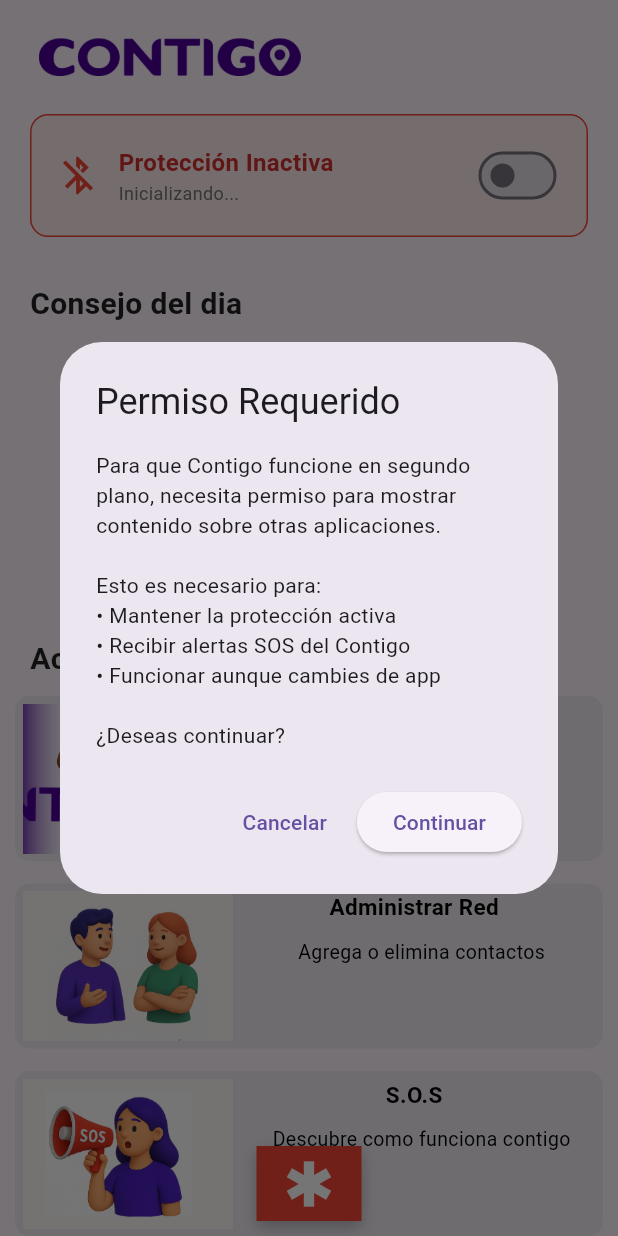
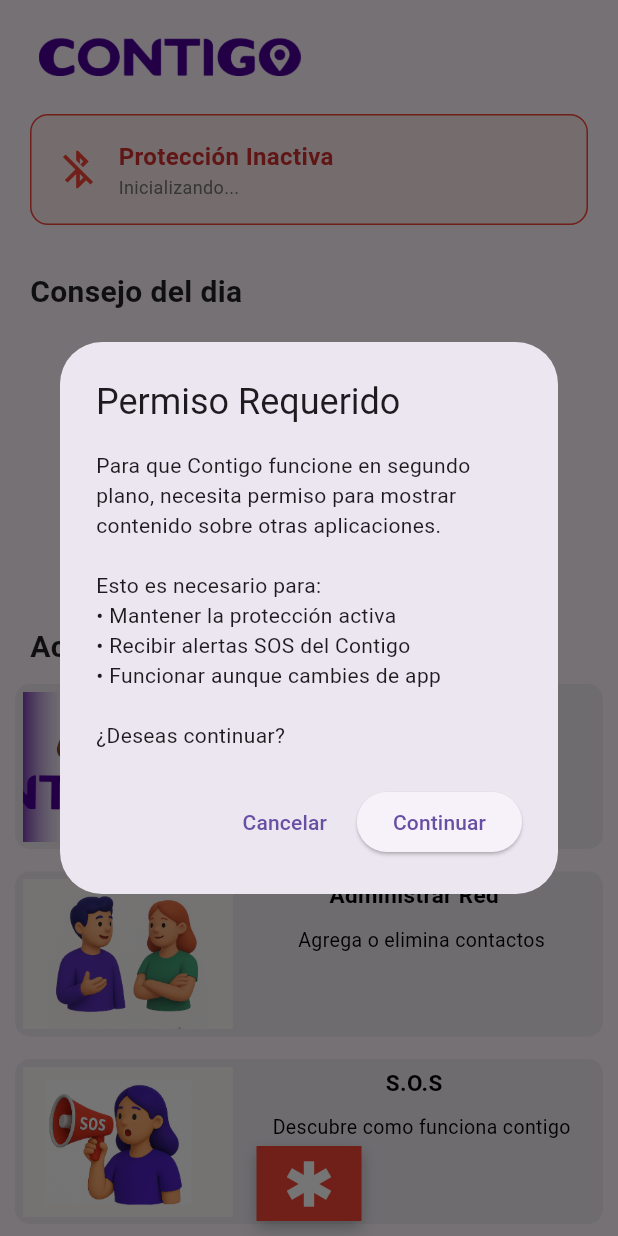
Before and after one commit to EndersonCh/contigo_aplicativo, a Flutter app: the screen it shows after launch, on a phone screen of 412 x 824 dp. Run offline on Flutter 3.47's test engine with Material 3 defaults, Android fonts, the phone set to English and light mode, and no system bars; drawn by our look-alikes of carousel_slider; our stand-ins replace flutter_blue_plus, flutter_dotenv, flutter_secure_storage, geolocator, permission_handler, supabase_flutter; missing offline and left inert: flutter_foreground_task; accounts and stored records are empty.

Commit message:
cambio final chichi

```diff
--- a/lib/screens/home.dart
+++ b/lib/screens/home.dart
@@ -17,8 +17,12 @@ class Home extends StatefulWidget {
   @override
   State<Home> createState() => _HomeState();
 }
+enum BtEstado { desconectado, buscando, conectando, conectado, error }
 
 class _HomeState extends State<Home> {
+
+  BtEstado estadoBT = BtEstado.desconectado;
+
   bool enviando = false;
   bool servicioActivoPrimerPlano = false;
   bool contigoConectado = false;
@@ -62,6 +66,16 @@ class _HomeState extends State<Home> {
                 duration: Duration(seconds: 3),
               ),
             );
+          }
+          if (!servicioActivoPrimerPlano) {
+            ForegroundService.startService().then((started) {
+              if (started) {
+                setState(() {
+                  servicioActivoPrimerPlano = true;
+                  estadoConexionBluetoo = "Protección Activa";
+                });
+              }
+            });
           }
         }
       };
@@ -465,16 +479,12 @@ class _HomeState extends State<Home> {
                 decoration: BoxDecoration(
                   color: contigoConectado
                       ? Colors.green[50]
-                      : servicioActivoPrimerPlano
-                      ? Colors.yellow[50]
                       : Colors.red[50],
                   borderRadius: BorderRadius.circular(12),
                   border: Border.all(
                     color: contigoConectado
-                        ? Colors.green
-                        : servicioActivoPrimerPlano
-                        ? Colors.orange
-                        : Colors.red,
+                          ? Colors.green
+                          : Colors.red,
                     width: 1,
                   ),
                 ),
@@ -532,13 +542,13 @@ class _HomeState extends State<Home> {
                             ],
                           ),
                         ),
-                        Switch(
-                          value: servicioActivoPrimerPlano,
-                          onChanged: (value) => alternarServicioSOS(),
-                          activeColor: contigoConectado
-                              ? Colors.green
-                              : Colors.orange,
-                        ),
+                        // Switch(
+                        //   value: servicioActivoPrimerPlano,
+                        //   onChanged: (value) => alternarServicioSOS(),
+                        //   activeColor: contigoConectado
+                        //       ? Colors.green
+                        //       : Colors.orange,
+                        // ),
                       ],
                     ),
 
```
